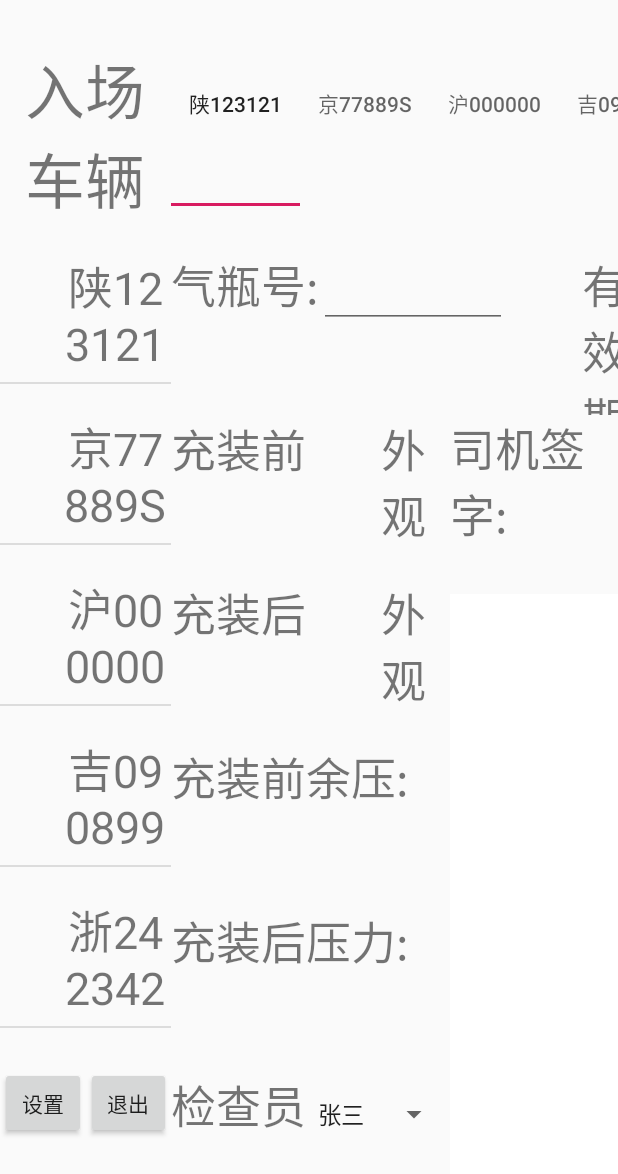
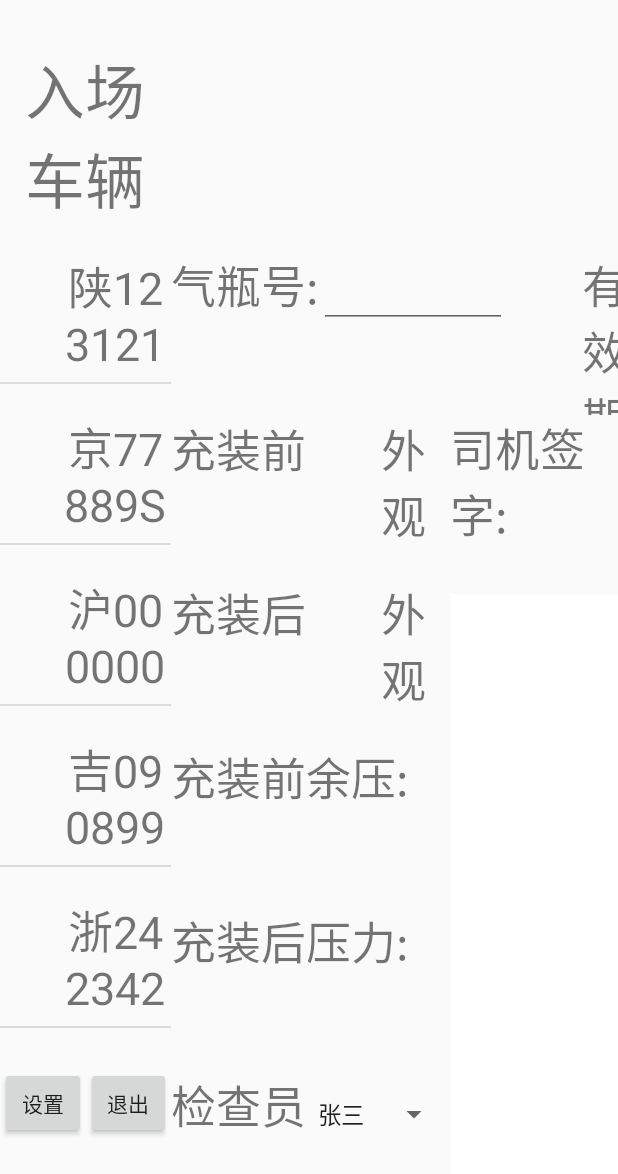
Before and after one commit to xa-yuanxiaofeng/GS1, an Android app: the screen it shows after launch (MainActivity), on a phone screen of 412 x 824 dp. Shown: the top 1174 px of the screen. Run offline under Robolectric (Android 15) with nearby library versions, the phone set to English and light mode, and no system bars; our stand-ins replace ButterKnife.

Commit message:
界面原型v1.5

```diff
--- a/app/src/main/java/com/browse/gs/MainActivity.java
+++ b/app/src/main/java/com/browse/gs/MainActivity.java
@@ -5,6 +5,7 @@ import android.os.Bundle;
 import android.support.design.widget.TabLayout;
 import android.support.v7.app.AppCompatActivity;
 import android.view.View;
+import android.widget.AdapterView;
 import android.widget.ArrayAdapter;
 import android.widget.Button;
 import android.widget.EditText;
@@ -24,9 +25,10 @@ public class MainActivity extends AppCompatActivity {
     //设置按钮
     Button btSetting;
     Button btExit;
-
+    Button btFinish;
     //上面tab
     TabLayout topTabs;
+    ArrayList<String> topData=new ArrayList<String>();
 
     //气瓶编号
     @BindView(R.id.etCylinderNumber)
@@ -54,11 +56,13 @@ public class MainActivity extends AppCompatActivity {
     @SuppressLint("WrongViewCast")
     private void init() {
 
-        //左数据初始化
+        //左列表数据初始化
         String[] data=new String[]{"陕123121","京77889S","沪000000","吉090899","浙242342",
                 "川342346","湘9837u4","赣983475","黑576573","宁834323"};
         for( String item:data)
             plateNumbers.add(item);
+
+        //左列表
         leftListViewAdapter = new ArrayAdapter<String>(
                 MainActivity.this,
                 R.layout.plate_number_item,
@@ -67,18 +71,20 @@ public class MainActivity extends AppCompatActivity {
         );
         leftListView = findViewById(R.id.lvLeft);
         leftListView.setAdapter(leftListViewAdapter);
+        //设置listview点击事件
+        leftListView.setOnItemClickListener(new AdapterView.OnItemClickListener() {
+            @Override
+            public void onItemClick(AdapterView<?> adapterView, View view, int i, long l) {
+                //topTab加入选中的数据
+                topTabs.addTab(topTabs.newTab().setText( plateNumbers.get(i)));
+                //自身列表中删除
+                plateNumbers.remove(i);
+                leftListViewAdapter.notifyDataSetChanged();
+            }
+        });
 
-        // top数据初始化
+        // topTabs初始化
         topTabs=findViewById(R.id.tlTop);
-        for(int i=0;i<8;i++) {
-            TabLayout.Tab tab=topTabs.newTab();
-            topTabs.addTab(topTabs.newTab().setText(data[i]));
-
-        }
-
-
-
-
     }
 
     private void initEvent() {
@@ -96,6 +102,14 @@ public class MainActivity extends AppCompatActivity {
                 System.exit(0);//正常退出App
             }
         });
+        btFinish=findViewById(R.id.buttonFinish);
+        btFinish.setOnClickListener(new Button.OnClickListener(){
+            @Override
+            public void onClick(View v) {
+                //删除当前选中的tab
+                topTabs.removeTabAt(topTabs.getTop());
+            }
+        });
     }
 
     private void showSettingDialog(){
--- a/app/src/main/res/layout/activity_main.xml
+++ b/app/src/main/res/layout/activity_main.xml
@@ -69,6 +69,7 @@
                 android:layout_weight="1"
                 android:visibility="visible"
                 app:tabMode="scrollable"
+                style="@style/StockTabLayout"
                 />
             <LinearLayout
                 android:id="@+id/main_content"
--- a/app/src/main/res/values/styles.xml
+++ b/app/src/main/res/values/styles.xml
@@ -21,13 +21,18 @@
         <item name="android:textSize">@dimen/tab_size</item>
     </style>
 
-    <style name="MyTabTextAppearance" >
-        <item name="android:textSize">40sp</item>
-    </style>
-
     <style name="AppThemeprice" parent="Theme.AppCompat.Light.DarkActionBar">
         <!-- Customize your theme here. -->
     </style>
 
+    <style name="StockTabLayout" parent="Widget.Design.TabLayout">
+        <item name="tabTextAppearance">@style/StockTextAppearance</item>
+        <item name="tabIndicatorHeight">1dp</item>
+        <item name="tabMode">fixed</item>
+    </style>
+
+    <style name="StockTextAppearance" parent="TextAppearance.Design.Tab">
+        <item name="android:textSize">30sp</item>
+    </style>
 
    </resources>
```
